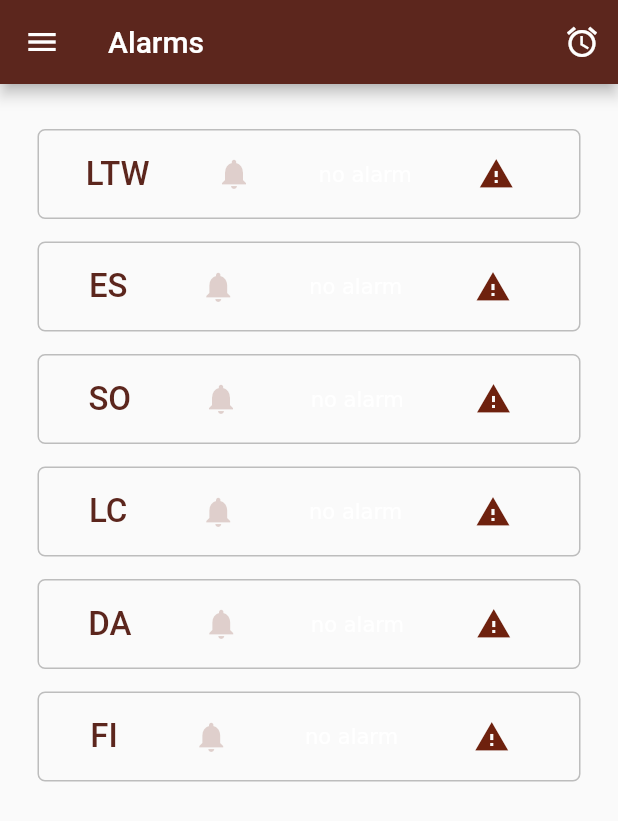
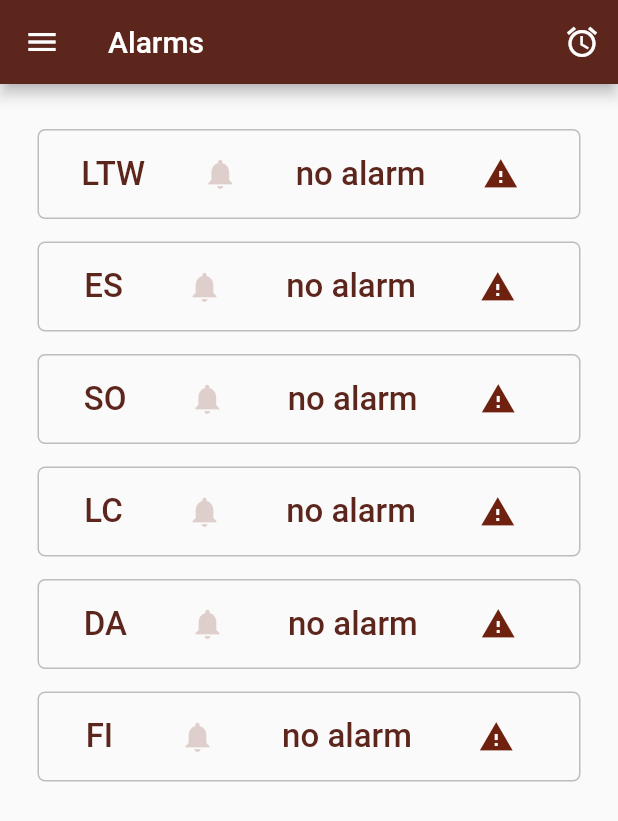
Before and after one commit to letziou/ESOF_project, a Flutter app: the screen it shows after launch, on a phone screen of 412 x 824 dp. Shown: the top 821 px of the screen. Run offline on Flutter 3.47's test engine with Material 2 defaults, Android fonts, the phone set to English and light mode, and no system bars; our stand-ins replace adaptive_theme, flutter_local_notifications, timezone; missing offline and left inert: flutter_material_pickers.

Commit message:
formated the 'no alarm' message to comply with the alarm text

```diff
--- a/notification/lib/mainscreen.dart
+++ b/notification/lib/mainscreen.dart
@@ -113,7 +113,9 @@ class _MainScreenState extends State<MainScreen> {
                           style: TextStyle(fontSize: 22, color: Palette.kToDark,
                               fontWeight: FontWeight.w500),),
                       ]
-                    : [ const TextSpan(text: 'no alarm'
+                    : [ const TextSpan(text: 'no alarm',
+                          style: TextStyle(fontSize: 22, color: Palette.kToDark,
+                              fontWeight: FontWeight.w500)
                         )
                       ]
                     ),
```
